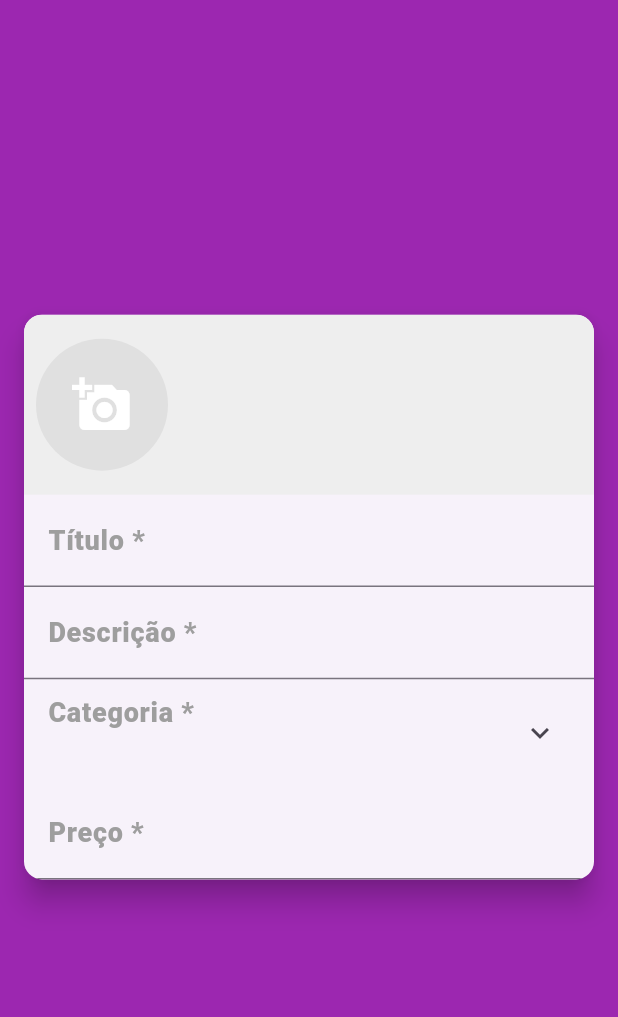
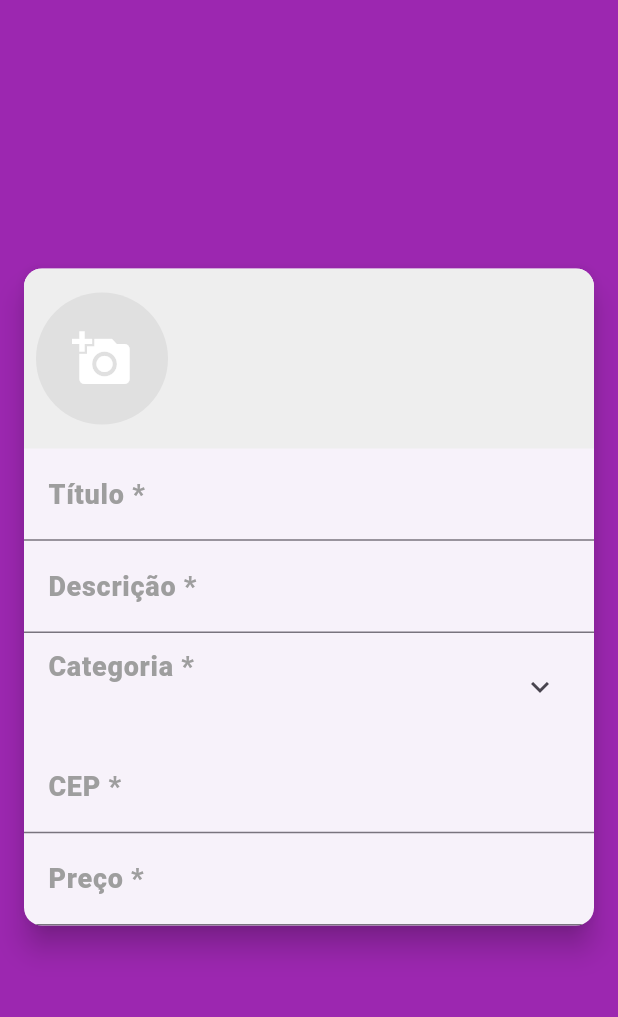
Before and after one commit to iraponan/xlo_mobx, a Flutter app: the CreateAdScreen screen opened directly, in the side drawer, after a tap on the "person" icon, on a phone screen of 412 x 824 dp, the part 63-1080 px from its top. Run offline on Flutter 3.47's test engine with Material 3 defaults, Android fonts, the phone set to English and light mode, and no system bars; our stand-ins replace brasil_fields, dio, flutter_dotenv, flutter_mobx, get_it, image_cropper and 4 more; accounts and stored records are empty; generated files the repository leaves out were written again; network calls fail.

Commit message:
Criando o campo de CEP.

```diff
--- a/lib/config/theme.dart
+++ b/lib/config/theme.dart
@@ -22,7 +22,7 @@ mixin ThemeProject {
       ),
     ),
     progressIndicatorTheme: const ProgressIndicatorThemeData(
-      color: Colors.white,
+      color: Colors.purple,
     ),
   );
 }
--- a/lib/main.dart
+++ b/lib/main.dart
@@ -2,14 +2,9 @@ import 'package:flutter/material.dart';
 import 'package:xlo_mobx/config/app.dart';
 import 'package:xlo_mobx/config/initialize.dart';
 import 'package:xlo_mobx/config/setup.dart';
-import 'package:xlo_mobx/repositories/zip_code.dart';
 
 Future<void> main() async {
   await Initialize.initializeParse();
   Setups.setupLocators();
   runApp(const AppXLOMobx());
-
-  ZipCodeRepository()
-      .getAddressFromApi('59.060-400')
-      .then((value) => print(value));
 }
--- a/lib/models/address.dart
+++ b/lib/models/address.dart
@@ -6,15 +6,17 @@ class Address {
       {required this.uf,
       required this.city,
       required this.cep,
-      required this.district});
+      required this.district,
+      required this.street});
 
   UF uf;
   City city;
   String cep;
   String district;
+  String street;
 
   @override
   String toString() {
-    return 'Address{uf: $uf, city: $city, cep: $cep, district: $district}';
+    return 'Address{uf: $uf, city: $city, cep: $cep, district: $district, street: $street}';
   }
 }
--- a/lib/repositories/zip_code.dart
+++ b/lib/repositories/zip_code.dart
@@ -26,6 +26,7 @@ class ZipCodeRepository {
 
       return Address(
         cep: response.data!['cep'],
+        street: response.data!['logradouro'],
         district: response.data!['bairro'],
         city: City(
           name: response.data!['localidade'],
@@ -35,7 +36,7 @@ class ZipCodeRepository {
         ),
       );
     } catch (e) {
-      return Future.error('Falha ao buscar o CEP!');
+      return Future.error('CEP Inválido!');
     }
   }
 }
--- /dev/null
+++ b/lib/screens/create_ad/components/zip_code_field.dart
@@ -0,0 +1,79 @@
+import 'package:brasil_fields/brasil_fields.dart';
+import 'package:flutter/material.dart';
+import 'package:flutter/services.dart';
+import 'package:flutter_mobx/flutter_mobx.dart';
+import 'package:xlo_mobx/stores/zip_code.dart';
+
+class ZipCodeField extends StatelessWidget {
+  const ZipCodeField({super.key});
+
+  @override
+  Widget build(BuildContext context) {
+    final ZipCodeStore zipCodeStore = ZipCodeStore();
+
+    return Column(
+      crossAxisAlignment: CrossAxisAlignment.stretch,
+      children: [
+        TextFormField(
+          onChanged: zipCodeStore.setZipCode,
+          keyboardType: TextInputType.number,
+          inputFormatters: [
+            FilteringTextInputFormatter.digitsOnly,
+            CepInputFormatter(),
+          ],
+          decoration: const InputDecoration(
+            labelText: 'CEP *',
+            labelStyle: TextStyle(
+              fontWeight: FontWeight.w800,
+              color: Colors.grey,
+              fontSize: 18,
+            ),
+            contentPadding: EdgeInsets.fromLTRB(16, 10, 12, 10),
+          ),
+        ),
+        Observer(
+          builder: (context) {
+            if (zipCodeStore.address == null &&
+                zipCodeStore.error.isEmpty &&
+                !zipCodeStore.loading) {
+              return Container();
+            } else if (zipCodeStore.address == null &&
+                zipCodeStore.error.isEmpty) {
+              return const LinearProgressIndicator();
+            } else if (zipCodeStore.error.isNotEmpty) {
+              return Container(
+                alignment: Alignment.center,
+                color: Colors.red.withAlpha(100),
+                height: 55,
+                padding: const EdgeInsets.all(8),
+                child: Text(
+                  zipCodeStore.error,
+                  style: const TextStyle(
+                    fontWeight: FontWeight.w600,
+                    color: Colors.red,
+                  ),
+                ),
+              );
+            } else {
+              final address = zipCodeStore.address;
+              return Container(
+                alignment: Alignment.center,
+                color: Colors.purple.withAlpha(150),
+                height: 55,
+                padding: const EdgeInsets.all(8),
+                child: Text(
+                  'Localização: ${address!.street}, ${address.district}, ${address.city.name} - ${address.uf.initials}',
+                  style: const TextStyle(
+                    fontWeight: FontWeight.w600,
+                    color: Colors.white,
+                  ),
+                  textAlign: TextAlign.center,
+                ),
+              );
+            }
+          },
+        ),
+      ],
+    );
+  }
+}
--- a/lib/screens/create_ad/create_ad_screen.dart
+++ b/lib/screens/create_ad/create_ad_screen.dart
@@ -4,6 +4,7 @@ import 'package:flutter/services.dart';
 import 'package:xlo_mobx/components/drawer/custom_drawer.dart';
 import 'package:xlo_mobx/screens/create_ad/components/category_field.dart';
 import 'package:xlo_mobx/screens/create_ad/components/images_field.dart';
+import 'package:xlo_mobx/screens/create_ad/components/zip_code_field.dart';
 import 'package:xlo_mobx/stores/create_ad.dart';
 
 class CreateAdScreen extends StatelessWidget {
@@ -57,6 +58,7 @@ class CreateAdScreen extends StatelessWidget {
                 CategoryField(
                   createAdStore: createAdStore,
                 ),
+                const ZipCodeField(),
                 TextFormField(
                   decoration: const InputDecoration(
                     labelText: 'Preço *',
--- /dev/null
+++ b/lib/stores/zip_code.dart
@@ -0,0 +1,57 @@
+import 'package:mobx/mobx.dart';
+import 'package:xlo_mobx/models/address.dart';
+import 'package:xlo_mobx/repositories/zip_code.dart';
+
+part 'zip_code.g.dart';
+
+class ZipCodeStore = ZipCodeStoreBase with _$ZipCodeStore;
+
+abstract class ZipCodeStoreBase with Store {
+  ZipCodeStoreBase() {
+    autorun(
+      (p0) {
+        if (clearZipCode.length != 8) {
+          _reset();
+        } else {
+          _searchZipcode();
+        }
+      },
+    );
+  }
+
+  @observable
+  String zipCode = '';
+
+  @action
+  void setZipCode(String value) => zipCode = value;
+
+  @computed
+  String get clearZipCode => zipCode.replaceAll(RegExp('[^0-9]'), '') ?? '';
+
+  @observable
+  Address? address;
+
+  @observable
+  String error = '';
+
+  @observable
+  bool loading = false;
+
+  @action
+  Future<void> _searchZipcode() async {
+    loading = true;
+    try {
+      address = await ZipCodeRepository().getAddressFromApi(clearZipCode);
+      error = '';
+    } catch (e) {
+      error = e.toString();
+    }
+    loading = false;
+  }
+
+  @action
+  void _reset() {
+    address = null;
+    error = '';
+  }
+}
```
Also changed, not shown: lib/stores/zip_code.g.dart (added), pubspec.lock.
